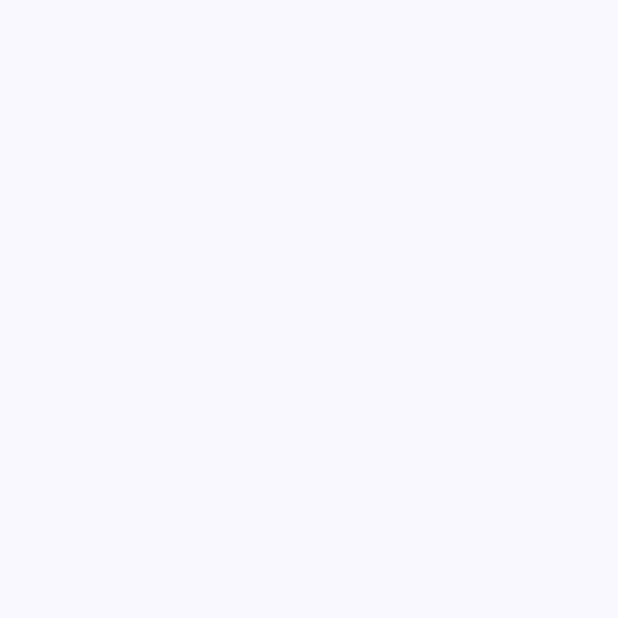
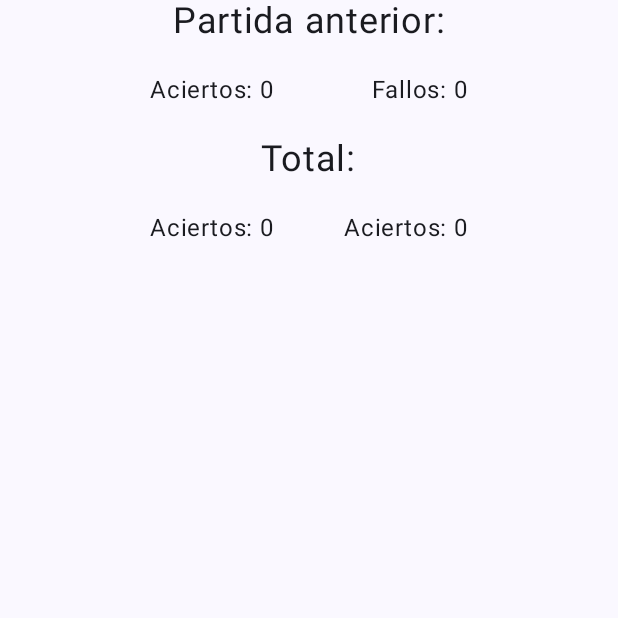
Before and after one commit to Nozferatu/Practica1-PM, an Android app built with Jetpack Compose: the CalculaTronResultadoActivity screen opened directly, with no data from a screen before it, on a phone screen of 412 x 824 dp, the top half of it. Before the commit the part shown is empty. Run offline under Robolectric (Android 15) with nearby library versions, the phone set to English and light mode, and no system bars.

Commit message:
Avances con la actividad de resultado

```diff
--- a/app/src/main/java/com/cmj/practica1_pm/CalculaTronResultadoActivity.kt
+++ b/app/src/main/java/com/cmj/practica1_pm/CalculaTronResultadoActivity.kt
@@ -4,14 +4,21 @@ import android.os.Bundle
 import androidx.activity.ComponentActivity
 import androidx.activity.compose.setContent
 import androidx.activity.enableEdgeToEdge
+import androidx.compose.foundation.layout.Arrangement
 import androidx.compose.foundation.layout.Column
+import androidx.compose.foundation.layout.Row
 import androidx.compose.foundation.layout.fillMaxSize
+import androidx.compose.foundation.layout.fillMaxWidth
 import androidx.compose.foundation.layout.padding
 import androidx.compose.material3.Scaffold
+import androidx.compose.material3.Text
 import androidx.compose.runtime.Composable
 import androidx.compose.runtime.mutableIntStateOf
+import androidx.compose.ui.Alignment
 import androidx.compose.ui.Modifier
 import androidx.compose.ui.tooling.preview.Preview
+import androidx.compose.ui.unit.dp
+import androidx.compose.ui.unit.sp
 import com.cmj.practica1_pm.ui.theme.Practica1PMTheme
 
 private var aciertosAnteriores = 0
@@ -24,8 +31,11 @@ class CalculaTronResultadoActivity : ComponentActivity() {
         super.onCreate(savedInstanceState)
         enableEdgeToEdge()
 
-        aciertosTotales.intValue += intent.getIntExtra("aciertos", 0)
-        fallosTotales.intValue += intent.getIntExtra("fallos", 0)
+        aciertosAnteriores = intent.getIntExtra("aciertos", 0)
+        fallosAnteriores = intent.getIntExtra("fallos", 0)
+
+        aciertosTotales.intValue += aciertosAnteriores
+        fallosTotales.intValue += fallosAnteriores
 
         setContent {
             Practica1PMTheme {
@@ -41,8 +51,31 @@ class CalculaTronResultadoActivity : ComponentActivity() {
 
 @Composable
 fun Resultado(modifier: Modifier = Modifier) {
-    Column(modifier = modifier.fillMaxSize()) {
+    //val porcentajeAciertosAnteriores = aciertosAnteriores + fallosAnteriores
 
+    Column(modifier = modifier.fillMaxSize(),
+        horizontalAlignment = Alignment.CenterHorizontally
+    ) {
+        Text("Partida anterior:", fontSize = 24.sp)
+        Row(modifier = Modifier
+            .fillMaxWidth()
+            .padding(horizontal = 100.dp, vertical = 20.dp),
+            horizontalArrangement = Arrangement.SpaceBetween
+        ) {
+            Text("Aciertos: $aciertosAnteriores")
+            Text("Fallos: $fallosAnteriores")
+        }
+        //Text("Porcentaje de aciertos: ${aciertosAnteriores}")
+
+        Text("Total:", fontSize = 24.sp)
+        Row(modifier = Modifier
+            .fillMaxWidth()
+            .padding(horizontal = 100.dp, vertical = 20.dp),
+            horizontalArrangement = Arrangement.SpaceBetween
+        ) {
+            Text("Aciertos: ${aciertosTotales.intValue}")
+            Text("Aciertos: ${fallosTotales.intValue}")
+        }
     }
 }
 
```
Also changed, not shown: app/src/main/java/com/cmj/practica1_pm/CalculaTronActivity.kt (+27 -7 lines).
